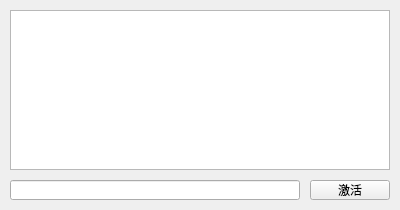
Before: the Qt Designer form machineinformation.ui in lucky-billy/Registry_control, drawn with Qt 5.
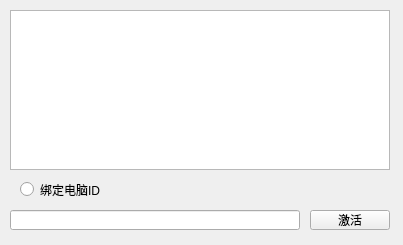
After: the same form once the commit is applied.

Diff of the .ui file:
```diff
--- a/machineinformation.ui
+++ b/machineinformation.ui
@@ -9,8 +9,8 @@
    <rect>
     <x>0</x>
     <y>0</y>
-    <width>400</width>
-    <height>210</height>
+    <width>403</width>
+    <height>245</height>
    </rect>
   </property>
   <property name="windowTitle">
@@ -37,7 +37,7 @@
     <property name="geometry">
      <rect>
       <x>10</x>
-      <y>180</y>
+      <y>210</y>
       <width>290</width>
       <height>20</height>
      </rect>
@@ -50,7 +50,7 @@
     <property name="geometry">
      <rect>
       <x>310</x>
-      <y>180</y>
+      <y>210</y>
       <width>80</width>
       <height>20</height>
      </rect>
@@ -59,6 +59,19 @@
      <string>激活</string>
     </property>
    </widget>
+   <widget class="QRadioButton" name="radioButton">
+    <property name="geometry">
+     <rect>
+      <x>20</x>
+      <y>180</y>
+      <width>115</width>
+      <height>19</height>
+     </rect>
+    </property>
+    <property name="text">
+     <string>绑定电脑ID</string>
+    </property>
+   </widget>
   </widget>
  </widget>
  <resources/>
```
